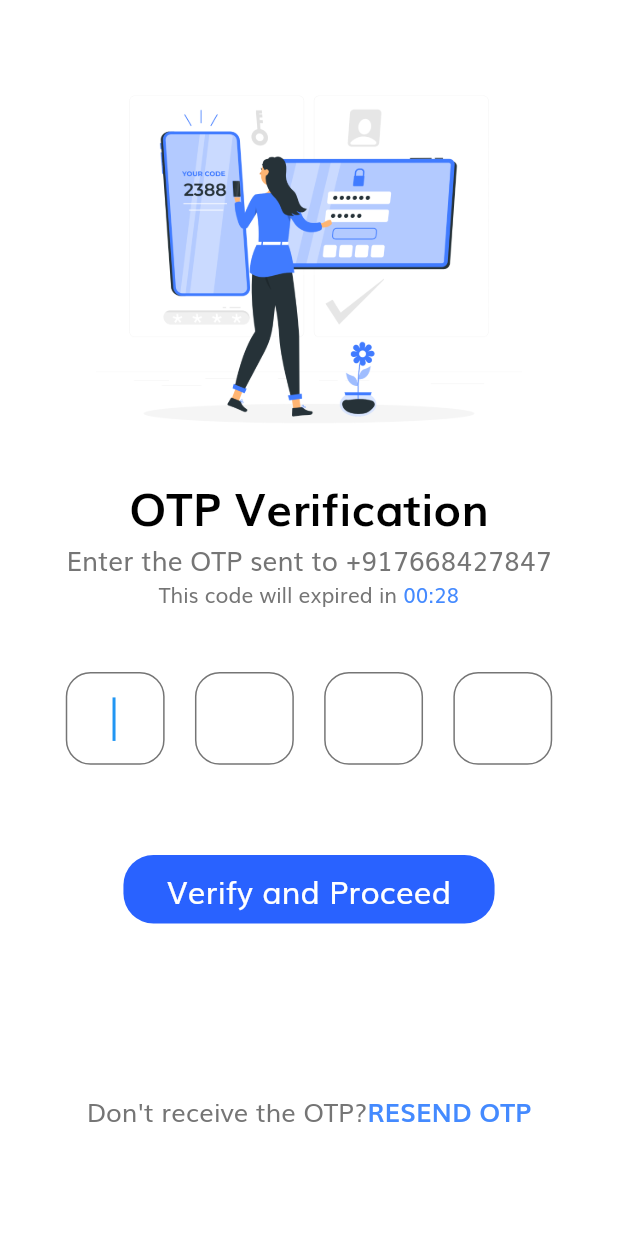
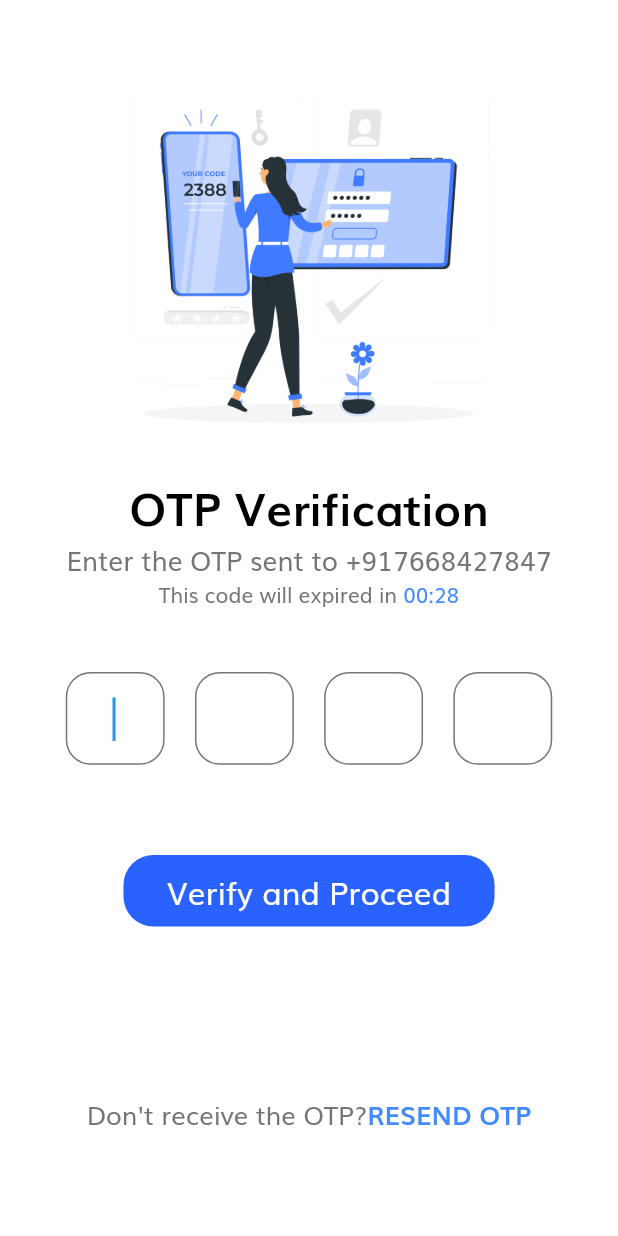
Before and after one commit to ChitrikaGahtori/Eshopex, a Flutter app: the OtpScreen screen opened by its route, on a phone screen of 412 x 824 dp. Run offline on Flutter 3.47's test engine with Material 2 defaults, Android fonts, the phone set to English and light mode, and no system bars; our stand-ins replace flutter_svg, readmore.

```diff
--- a/lib/components/default_button.dart
+++ b/lib/components/default_button.dart
@@ -11,7 +11,7 @@ class DefaultButton extends StatelessWidget {
   Widget build(BuildContext context) {
     return SizedBox(
       width: double.infinity,
-      height: getProportionateScreenHeight(45),
+      height: getProportionateScreenHeight(47),
       child: FlatButton(
         shape: RoundedRectangleBorder(
           borderRadius: BorderRadius.circular(20),
```
